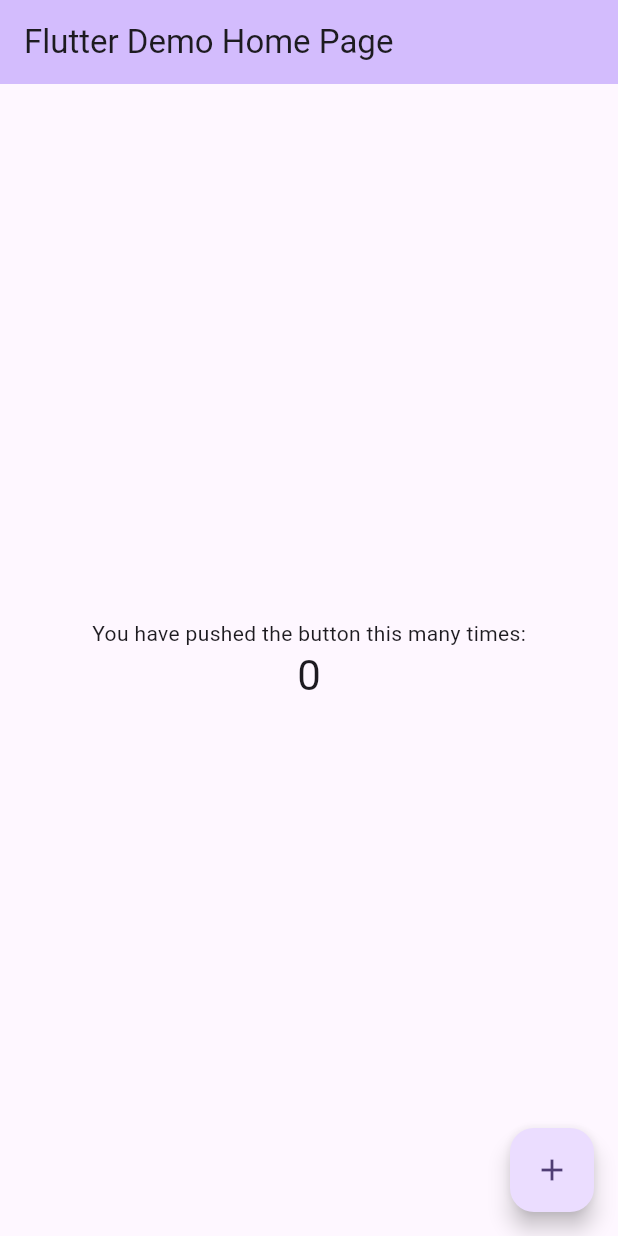
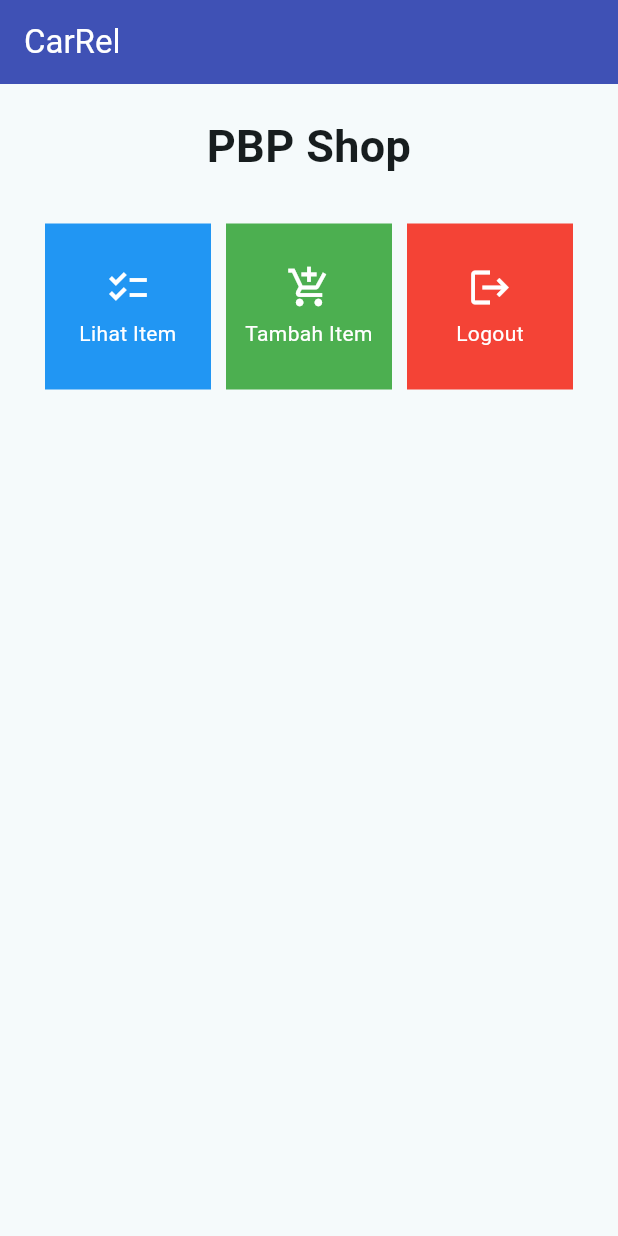
Before and after one commit to LokSki22/CarRel-Mobile, a Flutter app: the screen it shows after launch, on a phone screen of 412 x 824 dp. Run offline on Flutter 3.47's test engine with Material 2 defaults, Android fonts, the phone set to English and light mode, and no system bars.

Commit message:
Finished tugas 7

```diff
--- a/lib/main.dart
+++ b/lib/main.dart
@@ -1,5 +1,5 @@
 import 'package:flutter/material.dart';
-
+import 'package:carrel/menu.dart';
 void main() {
   runApp(const MyApp());
 }
@@ -28,98 +28,13 @@ class MyApp extends StatelessWidget {
         //
         // This works for code too, not just values: Most code changes can be
         // tested with just a hot reload.
-        colorScheme: ColorScheme.fromSeed(seedColor: Colors.deepPurple),
+        colorScheme: ColorScheme.fromSeed(seedColor: Colors.white),
+        appBarTheme: const AppBarTheme(
+          backgroundColor : Colors.indigo,
+        ),
         useMaterial3: true,
       ),
-      home: const MyHomePage(title: 'Flutter Demo Home Page'),
+        home: MyHomePage()
     );
   }
 }
-
-class MyHomePage extends StatefulWidget {
-  const MyHomePage({super.key, required this.title});
-
-  // This widget is the home page of your application. It is stateful, meaning
-  // that it has a State object (defined below) that contains fields that affect
-  // how it looks.
-
-  // This class is the configuration for the state. It holds the values (in this
-  // case the title) provided by the parent (in this case the App widget) and
-  // used by the build method of the State. Fields in a Widget subclass are
-  // always marked "final".
-
-  final String title;
-
-  @override
-  State<MyHomePage> createState() => _MyHomePageState();
-}
-
-class _MyHomePageState extends State<MyHomePage> {
-  int _counter = 0;
-
-  void _incrementCounter() {
-    setState(() {
-      // This call to setState tells the Flutter framework that something has
-      // changed in this State, which causes it to rerun the build method below
-      // so that the display can reflect the updated values. If we changed
-      // _counter without calling setState(), then the build method would not be
-      // called again, and so nothing would appear to happen.
-      _counter++;
-    });
-  }
-
-  @override
-  Widget build(BuildContext context) {
-    // This method is rerun every time setState is called, for instance as done
-    // by the _incrementCounter method above.
-    //
-    // The Flutter framework has been optimized to make rerunning build methods
-    // fast, so that you can just rebuild anything that needs updating rather
-    // than having to individually change instances of widgets.
-    return Scaffold(
-      appBar: AppBar(
-        // TRY THIS: Try changing the color here to a specific color (to
-        // Colors.amber, perhaps?) and trigger a hot reload to see the AppBar
-        // change color while the other colors stay the same.
-        backgroundColor: Theme.of(context).colorScheme.inversePrimary,
-        // Here we take the value from the MyHomePage object that was created by
-        // the App.build method, and use it to set our appbar title.
-        title: Text(widget.title),
-      ),
-      body: Center(
-        // Center is a layout widget. It takes a single child and positions it
-        // in the middle of the parent.
-        child: Column(
-          // Column is also a layout widget. It takes a list of children and
-          // arranges them vertically. By default, it sizes itself to fit its
-          // children horizontally, and tries to be as tall as its parent.
-          //
-          // Column has various properties to control how it sizes itself and
-          // how it positions its children. Here we use mainAxisAlignment to
-          // center the children vertically; the main axis here is the vertical
-          // axis because Columns are vertical (the cross axis would be
-          // horizontal).
-          //
-          // TRY THIS: Invoke "debug painting" (choose the "Toggle Debug Paint"
-          // action in the IDE, or press "p" in the console), to see the
-          // wireframe for each widget.
-          mainAxisAlignment: MainAxisAlignment.center,
-          children: <Widget>[
-            const Text(
-              'You have pushed the button this many times:',
-            ),
-            Text(
-              '$_counter',
-              style: Theme.of(context).textTheme.headlineMedium,
-            ),
-          ],
-        ),
-      ),
-      floatingActionButton: FloatingActionButton(
-        onPressed: _incrementCounter,
-        tooltip: 'Increment',
-        child: const Icon(Icons.add),
-      ), // This trailing comma makes auto-formatting nicer for build methods.
-    );
-  }
-}
--- a/lib/menu.dart
+++ b/lib/menu.dart
@@ -0,0 +1,118 @@
+import 'package:flutter/material.dart';
+
+class MyHomePage extends StatelessWidget {
+  MyHomePage({Key? key}) : super(key: key);
+  final List<ShopItem> items = [
+    ShopItem("Lihat Item", Icons.checklist, Colors.blue),
+    ShopItem("Tambah Item", Icons.add_shopping_cart, Colors.green),
+    ShopItem("Logout", Icons.logout, Colors.red),
+  ];
+// This widget is the home page of your application. It is stateful, meaning
+// that it has a State object (defined below) that contains fields that affect
+// how it looks.
+
+// This class is the configuration for the state. It holds the values (in this
+// case the title) provided by the parent (in this case the App widget) and
+// used by the build method of the State. Fields in a Widget subclass are
+// always marked "final".
+  @override
+  Widget build(BuildContext context) {
+    return Scaffold(
+      appBar: AppBar(
+        title: const Text(
+          'CarRel',
+          style: TextStyle(color: Colors.white),
+        ),
+      ),
+      body: SingleChildScrollView(
+        // Widget wrapper yang dapat discroll
+        child: Padding(
+          padding: const EdgeInsets.all(10.0), // Set padding dari halaman
+          child: Column(
+            // Widget untuk menampilkan children secara vertikal
+            children: <Widget>[
+              const Padding(
+                padding: EdgeInsets.only(top: 10.0, bottom: 10.0),
+                // Widget Text untuk menampilkan tulisan dengan alignment center dan style yang sesuai
+                child: Text(
+                  'PBP Shop', // Text yang menandakan toko
+                  textAlign: TextAlign.center,
+                  style: TextStyle(
+                    fontSize: 30,
+                    fontWeight: FontWeight.bold,
+                  ),
+                ),
+              ),
+              // Grid layout
+              GridView.count(
+                // Container pada card kita.
+                primary: true,
+                padding: const EdgeInsets.all(20),
+                crossAxisSpacing: 10,
+                mainAxisSpacing: 10,
+                crossAxisCount: 3,
+                shrinkWrap: true,
+                children: items.map((ShopItem item) {
+                  // Iterasi untuk setiap item
+                  return ShopCard(item);
+                }).toList(),
+              ),
+            ],
+          ),
+        ),
+      ),
+    );
+  }
+}
+
+class ShopItem {
+  final String name;
+  final IconData icon;
+  final Color color;
+  ShopItem(this.name, this.icon, this.color);
+}
+
+class ShopCard extends StatelessWidget {
+  final ShopItem item;
+
+  const ShopCard(this.item, {super.key}); // Constructor
+
+  @override
+  Widget build(BuildContext context) {
+    return Material(
+      color: item.color, // Gunakan warna dari item
+      child: InkWell(
+        // Area responsive terhadap sentuhan
+        onTap: () {
+          // Memunculkan SnackBar ketika diklik
+          ScaffoldMessenger.of(context)
+            ..hideCurrentSnackBar()
+            ..showSnackBar(SnackBar(
+                content: Text("Kamu telah menekan tombol ${item.name}!")));
+        },
+        child: Container(
+          // Container untuk menyimpan Icon dan Text
+          padding: const EdgeInsets.all(8),
+          child: Center(
+            child: Column(
+              mainAxisAlignment: MainAxisAlignment.center,
+              children: [
+                Icon(
+                  item.icon,
+                  color: Colors.white,
+                  size: 30.0,
+                ),
+                const Padding(padding: EdgeInsets.all(3)),
+                Text(
+                  item.name,
+                  textAlign: TextAlign.center,
+                  style: const TextStyle(color: Colors.white),
+                ),
+              ],
+            ),
+          ),
+        ),
+      ),
+    );
+  }
+}
```
Also changed, not shown: 1 other file.
